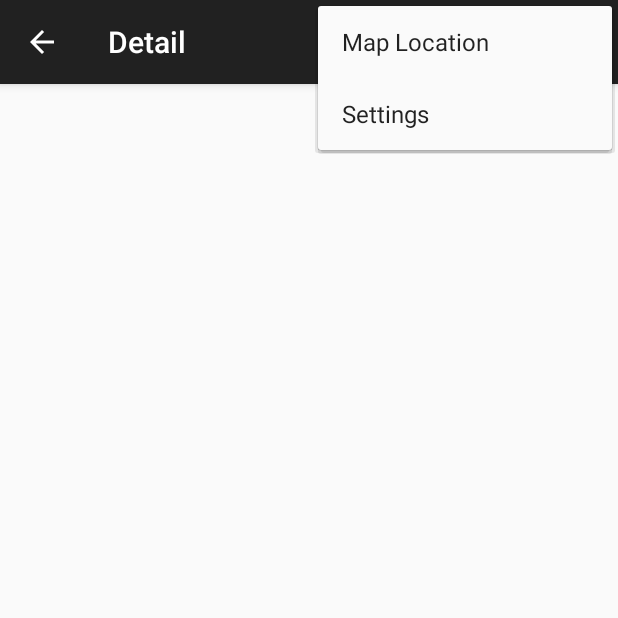
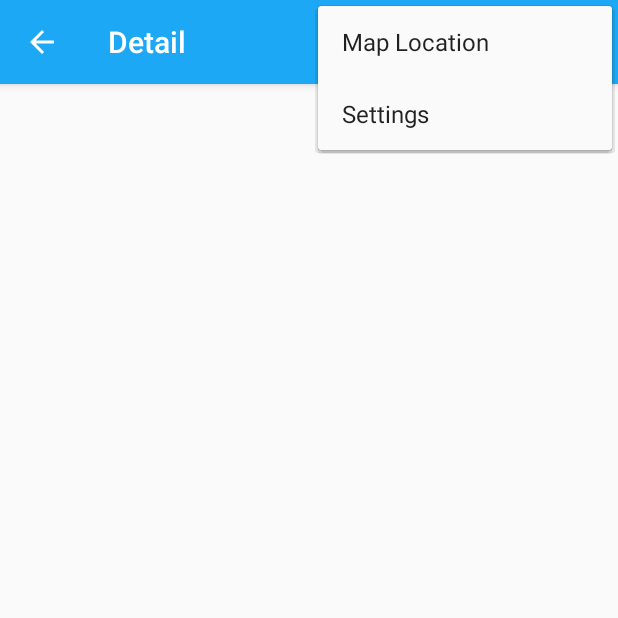
Before and after one commit to diegomalone/Sunshine, an Android app: the DetailActivity screen opened directly, with no data from a screen before it, with the options menu open, on a phone screen of 412 x 824 dp, the top half of it. Run offline under Robolectric (Android 15) with nearby library versions, the phone set to English and light mode, and no system bars; 1 statement that could not run was skipped.

Commit message:
Define the app theme for the toolbars

```diff
--- a/app/src/main/AndroidManifest.xml
+++ b/app/src/main/AndroidManifest.xml
@@ -11,6 +11,7 @@
         android:theme="@style/AppTheme">
         <activity
             android:name="com.example.android.sunshine.activity.MainActivity"
+            android:theme="@style/ForecastTheme"
             android:label="@string/app_name">
             <intent-filter>
                 <action android:name="android.intent.action.MAIN" />
@@ -21,8 +22,7 @@
         <activity
             android:name="com.example.android.sunshine.activity.DetailActivity"
             android:label="@string/title_activity_detail"
-            android:parentActivityName="com.example.android.sunshine.activity.MainActivity"
-            android:theme="@style/AppTheme.NoActionBar">
+            android:parentActivityName="com.example.android.sunshine.activity.MainActivity">
             <meta-data
                 android:name="android.support.PARENT_ACTIVITY"
                 android:value="com.example.android.sunshine.activity.MainActivity" />
--- a/app/src/main/java/com/example/android/sunshine/activity/DetailActivity.java
+++ b/app/src/main/java/com/example/android/sunshine/activity/DetailActivity.java
@@ -18,10 +18,6 @@ public class DetailActivity extends AppCompatActivity {
     protected void onCreate(Bundle savedInstanceState) {
         super.onCreate(savedInstanceState);
         setContentView(R.layout.activity_detail);
-        Toolbar toolbar = (Toolbar) findViewById(R.id.toolbar);
-        setSupportActionBar(toolbar);
-
-        getSupportActionBar().setDisplayHomeAsUpEnabled(true);
 
         if (savedInstanceState == null) {
 
--- a/app/src/main/java/com/example/android/sunshine/activity/MainActivity.java
+++ b/app/src/main/java/com/example/android/sunshine/activity/MainActivity.java
@@ -44,6 +44,7 @@ public class MainActivity extends ActionBarActivity implements ForecastFragment.
             }
         } else {
             mTwoPane = false;
+            getSupportActionBar().setElevation(0f);
         }
 
         ForecastFragment forecastFragment = ((ForecastFragment) getSupportFragmentManager()
--- a/app/src/main/res/layout/activity_detail.xml
+++ b/app/src/main/res/layout/activity_detail.xml
@@ -1,32 +1,7 @@
-<?xml version="1.0" encoding="utf-8"?>
-<android.support.design.widget.CoordinatorLayout xmlns:android="http://schemas.android.com/apk/res/android"
-    xmlns:app="http://schemas.android.com/apk/res-auto"
+<FrameLayout xmlns:android="http://schemas.android.com/apk/res/android"
     xmlns:tools="http://schemas.android.com/tools"
+    android:id="@+id/weather_detail_container"
     android:layout_width="match_parent"
     android:layout_height="match_parent"
-    android:fitsSystemWindows="true"
-    tools:context="com.example.android.sunshine.activity.DetailActivity">
-
-    <android.support.design.widget.AppBarLayout
-        android:layout_width="match_parent"
-        android:layout_height="wrap_content"
-        android:theme="@style/AppTheme.AppBarOverlay">
-
-        <android.support.v7.widget.Toolbar
-            android:id="@+id/toolbar"
-            android:layout_width="match_parent"
-            android:layout_height="?attr/actionBarSize"
-            android:background="?attr/colorPrimary"
-            app:popupTheme="@style/AppTheme.PopupOverlay" />
-
-    </android.support.design.widget.AppBarLayout>
-
-    <FrameLayout
-        android:id="@+id/weather_detail_container"
-        android:layout_width="match_parent"
-        android:layout_height="match_parent"
-        app:layout_behavior="@string/appbar_scrolling_view_behavior"
-        tools:context="com.example.android.sunshine.activity.DetailActivity"
-        tools:ignore="MergeRootFrame" />
-
-</android.support.design.widget.CoordinatorLayout>
+    tools:context="com.example.android.sunshine.activity.DetailActivity"
+    tools:ignore="MergeRootFrame" />
--- a/app/src/main/res/values/colors.xml
+++ b/app/src/main/res/values/colors.xml
@@ -3,5 +3,7 @@
 
     <color name="grey">#cccccc</color>
     <color name="sunshine_light_blue">#ff64c2f4</color>
+    <color name="sunshine_blue">#ff1ca8f4</color>
+    <color name="sunshine_dark_blue">#0288D1</color>
 
 </resources>
--- a/app/src/main/res/values/styles.xml
+++ b/app/src/main/res/values/styles.xml
@@ -2,20 +2,25 @@
 
     <!-- Base application theme. -->
     <style name="AppTheme" parent="Theme.AppCompat.Light.DarkActionBar">
-        <!-- Customize your theme here. -->
+        <item name="colorPrimary">@color/sunshine_blue</item>
+        <item name="colorPrimaryDark">@color/sunshine_dark_blue</item>
     </style>
 
-    <style name="AppTheme.NoActionBar">
-        <item name="windowActionBar">false</item>
-        <item name="windowNoTitle">true</item>
+    <!-- Main activity theme. -->
+    <style name="ForecastTheme" parent="AppTheme">
+        <item name="actionBarStyle">@style/ActionBar.Solid.Sunshine.NoTitle</item>
     </style>
 
-    <style name="AppTheme.AppBarOverlay" parent="ThemeOverlay.AppCompat.Dark.ActionBar" />
+    <!-- main activity action bar styles -->
+    <style name="ActionBar.Solid.Sunshine.NoTitle" parent="@style/Widget.AppCompat.Light.ActionBar.Solid.Inverse">
+        <item name="displayOptions">useLogo|showHome</item>
+        <item name="logo">@drawable/ic_logo</item>
+    </style>
 
-    <style name="AppTheme.PopupOverlay" parent="ThemeOverlay.AppCompat.Light" />
-
+    <!-- Style for forecast listview -->
     <style name="ForecastListStyle">
         <!-- Here it's a stub.  In screens of sufficient width, this style includes modifications
-    for two-pane layout -->
+        for two-pane layout -->
     </style>
+
 </resources>
```
